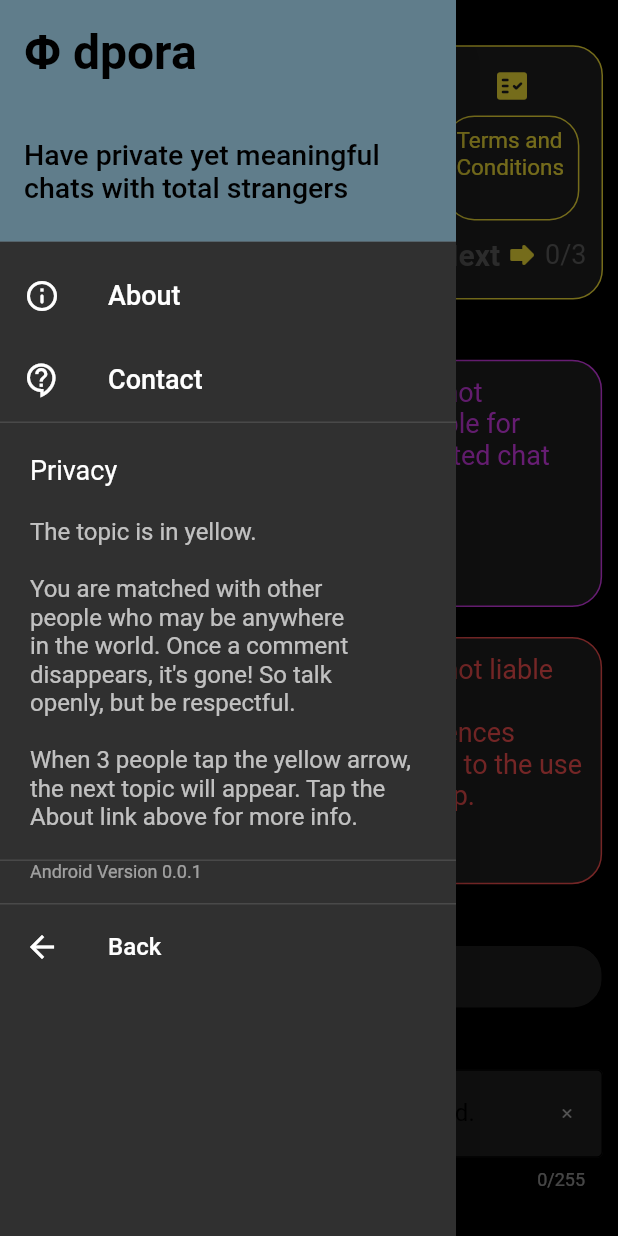
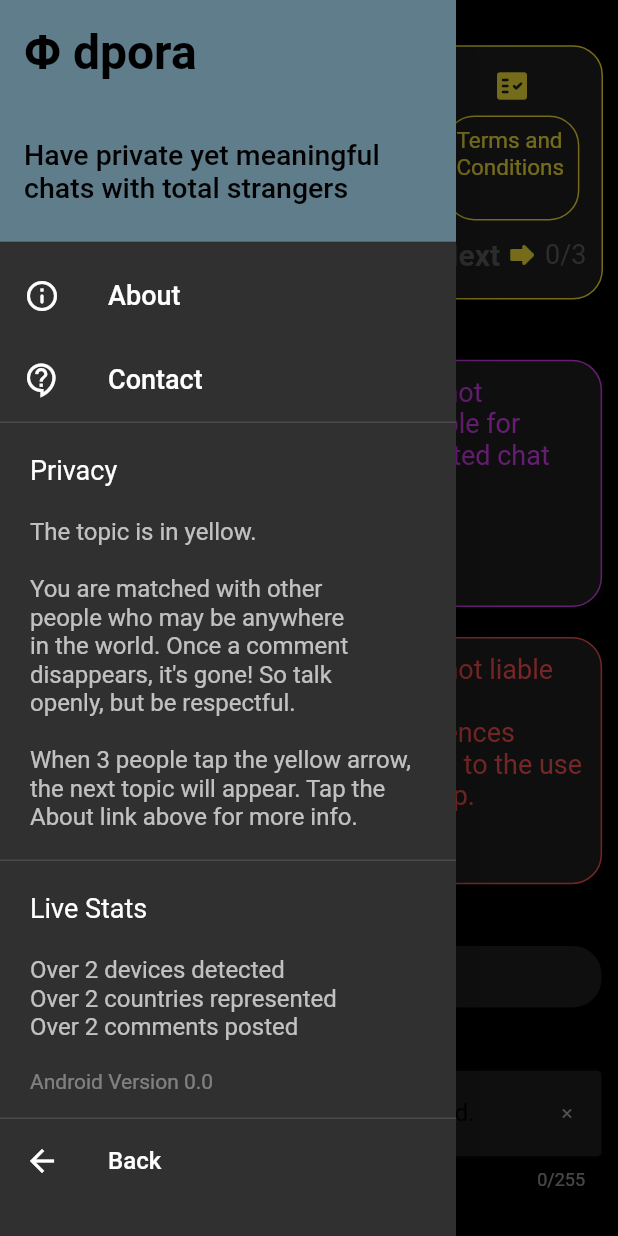
Before and after one commit to cosmobi/dpora, a Flutter app: the screen it shows after launch, in the side drawer, after a tap on the "share" icon, on a phone screen of 412 x 824 dp. Run offline on Flutter 3.47's test engine with Material 2 defaults, Android fonts, the phone set to English and light mode, and no system bars; our stand-ins replace connectivity, firebase_auth, firebase_core, firebase_database, share_plus; accounts and stored records are empty.

Commit message:
Next button changes stimulus after 3 taps, and added live stats

```diff
--- a/lib/local_import.dart
+++ b/lib/local_import.dart
@@ -32,6 +32,12 @@ final String copyright = 'Copyright © 2020-' + nowYear + ' dpora';
 // And use this as default timestamp
 int milliEpoch = nowDate.millisecondsSinceEpoch;
 
+// Live Stats gets their latest numbers from the DB
+int devicesDetected = 2;
+int countriesRepresented = 2;
+int commentsPosted = 2;
+double version = 0.0;
+
 // Set the opacity and duration for fading text
 double userOpacity = 1.0;
 double chatOpacity = 1.0;
@@ -63,11 +69,14 @@ List<int> triviaDeck = new List<int>.generate(totalTrivia, (i) => i + 1);
 List<int> stimuliDeck = new List<int>.generate(totalStimuli, (i) => i + 1);
 
 String categoryChoice = '';
-//new Icon categoryIcon = 'Icon.emoji_people_rounded';
 
 // Default stimulus text must be empty like this
 // so transitions between reloads are smoother
-String stimulusText = '';
+String stimulusContent = '';
+String nextStimulusContent = '';
+int stimulusStrikes = 0;
+String stimulusCategory = '';
+String stimulusInstructions = '';
 
 // These will hold the stimuli category instructions
 String instructAds = '';
@@ -120,6 +129,28 @@ int sMax = 1;
 
 // Classes below are for the serialization of
 // json-formatted data to and from the database
+
+class Stats {
+  final int comments;
+  final int countries;
+  final int devices;
+  final double version;
+
+  Stats(this.comments, this.countries, this.devices, this.version);
+
+  Stats.fromJson(Map<String, dynamic> json)
+      : comments = json['comments'],
+        countries = json['countries'],
+        devices = json['devices'],
+        version = json['version'];
+
+  Map<String, dynamic> toJson() => {
+        'comments': comments,
+        'countries': countries,
+        'devices': devices,
+        'version': version,
+      };
+}
 
 class Dporian {
   final int boots;
@@ -227,7 +258,7 @@ class Instruct {
       };
 }
 
-class Comments {
+class Content {
   final String blueContent;
   final int blueStrikes;
   final int blueTimestamp;
@@ -248,8 +279,12 @@ class Comments {
   final int redStrikes;
   final int redTimestamp;
   final bool redVacancy;
+  final String stimulusCategory;
+  final String stimulusContent;
+  final String stimulusInstructions;
+  final int stimulusStrikes;
 
-  Comments(
+  Content(
       this.blueContent,
       this.blueStrikes,
       this.blueTimestamp,
@@ -269,9 +304,13 @@ class Comments {
       this.redContent,
       this.redStrikes,
       this.redTimestamp,
-      this.redVacancy);
+      this.redVacancy,
+      this.stimulusCategory,
+      this.stimulusContent,
+      this.stimulusInstructions,
+      this.stimulusStrikes);
 
-  Comments.fromJson(Map<String, dynamic> json)
+  Content.fromJson(Map<String, dynamic> json)
       : blueContent = json['blue-content'],
         blueStrikes = json['blue-strikes'],
         blueTimestamp = json['blue-timestamp'],
@@ -291,7 +330,11 @@ class Comments {
         redContent = json['red-content'],
         redStrikes = json['red-strikes'],
         redTimestamp = json['red-timestamp'],
-        redVacancy = json['red-vacancy'];
+        redVacancy = json['red-vacancy'],
+        stimulusCategory = json['stimulus-category'],
+        stimulusContent = json['stimulus-content'],
+        stimulusInstructions = json['stimulus-instructions'],
+        stimulusStrikes = json['stimulus-strikes'];
 
   Map<String, dynamic> toJson() => {
         'blue-content': blueContent,
@@ -313,6 +356,10 @@ class Comments {
         'red-content': redContent,
         'red-strikes': redStrikes,
         'red-timestamp': redTimestamp,
-        'red-vacancy': redVacancy
+        'red-vacancy': redVacancy,
+        'stimulus-category': stimulusCategory,
+        'stimulus-content': stimulusContent,
+        'stimulus-instructions': stimulusInstructions,
+        'stimulus-strikes': stimulusStrikes
       };
 }
--- a/lib/main.dart
+++ b/lib/main.dart
@@ -100,7 +100,7 @@ final snackBarNewGroup = SnackBar(
     ),
   ),
   backgroundColor: Colors.yellow,
-  duration: const Duration(seconds: 2),
+  duration: const Duration(seconds: 4),
 );
 // alert user when attempting to post prematurely
 final snackBarWait2Post = SnackBar(
@@ -126,6 +126,30 @@ final snackBarNoInternet = SnackBar(
   backgroundColor: Colors.yellow,
   duration: const Duration(seconds: 30),
 );
+// alert user when stimulus was striked
+final snackBarStrikedStimulus = SnackBar(
+  content: const Text('Topic changes after 3 people hit Next.'),
+  shape: RoundedRectangleBorder(
+    borderRadius: BorderRadius.only(
+      topLeft: Radius.circular(10.0),
+      topRight: Radius.circular(10.0),
+    ),
+  ),
+  backgroundColor: Colors.yellow,
+  duration: const Duration(seconds: 4),
+);
+// alert user when stimulus was changed
+final snackBarNextStimulus = SnackBar(
+  content: const Text('We have a new topic!'),
+  shape: RoundedRectangleBorder(
+    borderRadius: BorderRadius.only(
+      topLeft: Radius.circular(10.0),
+      topRight: Radius.circular(10.0),
+    ),
+  ),
+  backgroundColor: Colors.yellow,
+  duration: const Duration(seconds: 4),
+);
 
 // Circular process indicator while registering users
 showAlertDialog(BuildContext context) {
@@ -190,6 +214,21 @@ class _DporaAppState extends State<DporaApp> {
       });
     }).catchError((onError) {
       print(onError);
+    });
+  }
+
+  // Keep the stats in the menu updated in realtime
+  void liveStats() {
+    firebaseRTDB.child('statistics').once().then((DataSnapshot snapshot) {
+      Map<String, dynamic> statMap =
+          new Map<String, dynamic>.from(snapshot.value);
+      var liveStatistics = Stats.fromJson(statMap);
+      setState(() {
+        commentsPosted = liveStatistics.comments;
+        countriesRepresented = liveStatistics.countries;
+        devicesDetected = liveStatistics.devices;
+        version = liveStatistics.version;
+      });
     });
   }
 
@@ -251,7 +290,11 @@ class _DporaAppState extends State<DporaApp> {
           'red-content': '',
           'red-strikes': 0,
           'red-timestamp': milliEpoch,
-          'red-vacancy': true
+          'red-vacancy': true,
+          'stimulus-category': '',
+          'stimulus-content': 'What would you like to talk about?',
+          'stimulus-instructions': 'All about you',
+          'stimulus-strikes': 0
         }).then((_) {
           // update the vacancy status in vacancies node
           firebaseRTDB
@@ -353,6 +396,14 @@ class _DporaAppState extends State<DporaApp> {
       'bootstamp': milliEpoch,
       'color': 'black',
       'group': 'none'
+    }).then((_) {
+      // update the live stats for devices detected
+      firebaseRTDB
+          .child('statistics')
+          .update({'devices': devicesDetected + 1})
+          .catchError((onErrorGroups) {
+          print(onErrorGroups);
+      });
     }).catchError((onError) {
       print(onError);
     });
@@ -395,7 +446,7 @@ class _DporaAppState extends State<DporaApp> {
           new Map<String, dynamic>.from(snapshot.value);
       var stimulusDetails = Stimulus.fromJson(stimulusMap);
       setState(() {
-        stimulusText = stimulusDetails.stimulus;
+        nextStimulusContent = stimulusDetails.stimulus;
       });
     });
   }
@@ -422,6 +473,38 @@ class _DporaAppState extends State<DporaApp> {
         instructTrivia = categoryInstructions.trivia;
       });
     });
+  }
+
+  void strikedStimulus() {
+    if (stimulusStrikes > 1) {
+      // Show next stimulus content
+      firebaseRTDB.child('groups').child('$groupName').update({
+        'stimulus-category': '$categoryChoice',
+        'stimulus-content': '$nextStimulusContent',
+        'stimulus-instructions': '$instructStimulus',
+        'stimulus-strikes': 0
+      }).then((_) {
+        // show success
+        rootScaffoldMessengerKey.currentState
+            .showSnackBar(snackBarNextStimulus);
+      }).catchError((onErrorNext) {
+        print(onErrorNext);
+      });
+    } else {
+      // Increment the counter
+      int striked = stimulusStrikes + 1;
+      // Update DB
+      firebaseRTDB
+          .child('groups')
+          .child('$groupName')
+          .update({'stimulus-strikes': striked}).then((_) {
+        // show success
+        rootScaffoldMessengerKey.currentState
+            .showSnackBar(snackBarStrikedStimulus);
+      }).catchError((onErrorStriked) {
+        print(onErrorStriked);
+      });
+    }
   }
 
   void shuffleDecks() {
@@ -568,8 +651,8 @@ class _DporaAppState extends State<DporaApp> {
     }
   }
 
-// Relay all the chat activity
-  void getComments(groupID) {
+// Relay all the group content
+  void getContent(groupID) {
     firebaseRTDB
         .child('groups')
         .child('$groupID')
@@ -577,7 +660,7 @@ class _DporaAppState extends State<DporaApp> {
         .then((DataSnapshot snapshot) {
       Map<String, dynamic> groupMap =
           new Map<String, dynamic>.from(snapshot.value);
-      var groupDetails = Comments.fromJson(groupMap);
+      var groupDetails = Content.fromJson(groupMap);
       setState(() {
         blueContent = groupDetails.blueContent;
         blueStrikes = groupDetails.blueStrikes;
@@ -599,6 +682,10 @@ class _DporaAppState extends State<DporaApp> {
         redStrikes = groupDetails.redStrikes;
         redTimestamp = groupDetails.redTimestamp;
         redVacancy = groupDetails.redVacancy;
+        stimulusCategory = groupDetails.stimulusCategory;
+        stimulusContent = groupDetails.stimulusContent;
+        stimulusInstructions = groupDetails.stimulusInstructions;
+        stimulusStrikes = groupDetails.stimulusStrikes;
       });
     });
   }
@@ -704,6 +791,9 @@ class _DporaAppState extends State<DporaApp> {
     // Get slogans to show in menu drawer
     getSlogans();
 
+    // Get the latest stats to show in menu drawer
+    liveStats();
+
     // if already signed in...
     if (auth.currentUser != null) {
       // When users anonymously sign-in, here is some data captured:
@@ -717,13 +807,6 @@ class _DporaAppState extends State<DporaApp> {
       // Fetch user info
       getUser(auth.currentUser.uid);
 
-      // print(auth.currentUser.uid);
-      // print('userBoots = ' + userBoots.toString());
-      // print('userBootstamp = ' + userBootstamp.toString());
-      // print('userColorString = ' + userColorString);
-      // print('groupName = ' + groupName);
-      // print('registered = ' + registered);
-
       if (registered == false) {
         createUser(auth.currentUser.uid);
       }
@@ -734,7 +817,7 @@ class _DporaAppState extends State<DporaApp> {
       }
 
       if (groupName != '' && groupName != 'none') {
-        getComments(groupName);
+        getContent(groupName);
         // Assign comments to appropriate color boxes
         assignChatBoxes(userColorString);
       }
@@ -750,9 +833,9 @@ class _DporaAppState extends State<DporaApp> {
       // Choose a random stimulus
       randomStimulus();
     } else {
-      stimulusText =
+      stimulusContent =
           'Tap the yellow arrow button on the right to continue, and to accept these terms and conditions.';
-      instructStimulus = 'Terms and Conditions';
+      stimulusInstructions = 'Terms and Conditions';
       // This sets up the basic Terms and Conditions screen before login
       userColor = Colors.black; // to hide it
       tileTextLT = 'You must be 13 years old to use this app (dpora).';
@@ -901,48 +984,51 @@ About link above for more info.
                 child: Text.rich(
                   TextSpan(
                     children: <TextSpan>[
-                      // TextSpan(
-                      //   text: '\nLive Stats' + '\n\n',
-                      //   style: TextStyle(
-                      //     fontSize: 14,
-                      //     color: Colors.white,
-                      //   ),
-                      // ),
-                      // TextSpan(
-                      //   text: 'Over 100 devices detected' + '\n\n',
-                      //   style: TextStyle(
-                      //     fontSize: 12,
-                      //     color: Colors.white70,
-                      //   ),
-                      // ),
-                      // TextSpan(
-                      //   text: 'Over 10 countries represented' + '\n\n',
-                      //   style: TextStyle(
-                      //     fontSize: 12,
-                      //     color: Colors.white70,
-                      //   ),
-                      // ),
-                      // TextSpan(
-                      //   text: 'About 1000 posts per minute' + '\n\n',
-                      //   style: TextStyle(
-                      //     fontSize: 12,
-                      //     color: Colors.white70,
-                      //   ),
-                      // ),
                       TextSpan(
-                        text: platform + ' Version 0.0.1' + '\n',
+                        text: '\nLive Stats' + '\n\n',
                         style: TextStyle(
-                          fontSize: 12,
-                          color: Colors.white54,
+                          fontSize: 18,
+                          color: Colors.white,
                         ),
                       ),
-                      // TextSpan(
-                      //   text: '2021-03-14' + '\n',
-                      //   style: TextStyle(
-                      //     fontSize: 10,
-                      //     color: Colors.white54,
-                      //   ),
-                      // ),
+                      TextSpan(
+                        text: 'Over ' +
+                            devicesDetected.toString() +
+                            ' devices detected' +
+                            '\n',
+                        style: TextStyle(
+                          fontSize: 16,
+                          color: Colors.white70,
+                        ),
+                      ),
+                      TextSpan(
+                        text: 'Over ' +
+                            countriesRepresented.toString() +
+                            ' countries represented' +
+                            '\n',
+                        style: TextStyle(
+                          fontSize: 16,
+                          color: Colors.white70,
+                        ),
+                      ),
+                      TextSpan(
+                        text: 'Over ' +
+                            commentsPosted.toString() +
+                            ' comments posted' +
+                            '\n\n',
+                        style: TextStyle(
+                          fontSize: 16,
+                          color: Colors.white70,
+                        ),
+                      ),
+                      TextSpan(
+                        text:
+                            platform + ' Version ' + version.toString() + '\n',
+                        style: TextStyle(
+                          fontSize: 14,
+                          color: Colors.white38,
+                        ),
+                      ),
                     ],
                   ),
                 ),
@@ -1003,58 +1089,58 @@ About link above for more info.
   }
 
   // Show the appropriate icon for each stimuli category
-  Widget _icon(categoryChoice) {
-    if (categoryChoice == 'ads') {
+  Widget _icon(stimulusCategory) {
+    if (stimulusCategory == 'ads') {
       return Icon(
         Icons.local_offer_rounded,
         color: Colors.yellow,
       );
-    } else if (categoryChoice == 'debates') {
+    } else if (stimulusCategory == 'debates') {
       return Icon(
         Icons.gavel_rounded,
         color: Colors.yellow,
       );
-    } else if (categoryChoice == 'games') {
+    } else if (stimulusCategory == 'games') {
       return Icon(
         Icons.casino_rounded,
         color: Colors.yellow,
       );
-    } else if (categoryChoice == 'jokes') {
+    } else if (stimulusCategory == 'jokes') {
       return Icon(
         Icons.emoji_emotions_rounded,
         color: Colors.yellow,
       );
-    } else if (categoryChoice == 'news') {
+    } else if (stimulusCategory == 'news') {
       return Icon(
         Icons.speaker_notes_rounded,
         color: Colors.yellow,
       );
-    } else if (categoryChoice == 'passion') {
+    } else if (stimulusCategory == 'passion') {
       return Icon(
         Icons.thumbs_up_down_rounded,
         color: Colors.yellow,
       );
-    } else if (categoryChoice == 'personal') {
+    } else if (stimulusCategory == 'personal') {
       return Icon(
         Icons.emoji_people_rounded,
         color: Colors.yellow,
       );
-    } else if (categoryChoice == 'ponder') {
+    } else if (stimulusCategory == 'ponder') {
       return Icon(
         Icons.psychology_rounded,
         color: Colors.yellow,
       );
-    } else if (categoryChoice == 'proverbs') {
+    } else if (stimulusCategory == 'proverbs') {
       return Icon(
         Icons.history_edu_rounded,
         color: Colors.yellow,
       );
-    } else if (categoryChoice == 'quotes') {
+    } else if (stimulusCategory == 'quotes') {
       return Icon(
         Icons.format_quote_rounded,
         color: Colors.yellow,
       );
-    } else if (categoryChoice == 'share') {
+    } else if (stimulusCategory == 'share') {
       return Icon(
         Icons.group_rounded,
         color: Colors.yellow,
@@ -1075,8 +1161,8 @@ About link above for more info.
       // snackbar notice if no internet connection is found
       rootScaffoldMessengerKey.currentState.showSnackBar(snackBarNoInternet);
       setState(() {
-        stimulusText = 'Please turn on mobile data, WiFi or both.';
-        instructStimulus = 'Are you in Airplane Mode?';
+        stimulusContent = 'Please turn on mobile data, WiFi or both.';
+        stimulusInstructions = 'Are you in Airplane Mode?';
       });
     }
     return Container(
@@ -1118,12 +1204,13 @@ About link above for more info.
                   padding: EdgeInsets.zero, // need for alignment
                   tooltip: 'Share Topic',
                   onPressed: () {
-                    Share.share(stimulusText + ' \nΦ dpora.com',
-                        subject: instructStimulus);
+                    Share.share(stimulusContent + ' \nΦ dpora.com',
+                        subject: stimulusInstructions);
                   },
                 ),
               ),
-              // TODO: Add this later, somewhere else
+              // TODO: add Change Group feature later, when
+              // there are always a few live groups to switch to
               // child: IconButton(
               //   icon: Icon(
               //     Icons.threesixty_rounded,
@@ -1131,32 +1218,32 @@ About link above for more info.
               //   ),
               //   padding: EdgeInsets.zero, // need for alignment
               //   tooltip: 'New Group & Topic',
-              //   onPressed: () {}, // maybe just restart app? maybe using
-              //            //  https://pub.dev/packages/flutter_phoenix
+              //   onPressed: () {},
+              // //set dporian groupName to 'none' and update vacancies and group data
               // ),
-              SizedBox(
-                height: 20.0,
-                width: 20.0,
-                child: IconButton(
-                  icon: Icon(
-                    Icons.not_interested_rounded,
-                    color: iconColor,
-                  ),
-                  padding: EdgeInsets.zero, // need for alignment
-                  tooltip: 'Something is wrong!',
-                  onPressed: () {
-                    // up the flag counter for this stimulus
-                    // offensive material, spelling error, etc
-                  },
-                ),
-              ),
+              // SizedBox(
+              //   height: 20.0,
+              //   width: 20.0,
+              //   child: IconButton(
+              //     icon: Icon(
+              //       Icons.not_interested_rounded,
+              //       color: iconColor,
+              //     ),
+              //     padding: EdgeInsets.zero, // need for alignment
+              //     tooltip: 'Something is wrong!',
+              //     onPressed: () {
+              //       // TODO: stimulus is offensive, misspelled, incorrect, outdated,
+              //       // dumb, etc. The simpliest solution is to url over to a web form
+              //     },
+              //   ),
+              // ),
             ]),
         // Stimulus is displayed here
         Flexible(
           child: SingleChildScrollView(
             padding: EdgeInsets.fromLTRB(15.0, 5.0, 10.0, 5.0),
             child: Text(
-              stimulusText,
+              stimulusContent,
               style: TextStyle(
                 fontSize: textSize,
                 color: Colors.yellow, //yellowAccent is too bright
@@ -1169,7 +1256,7 @@ About link above for more info.
             mainAxisSize: MainAxisSize.max,
             mainAxisAlignment: MainAxisAlignment.spaceAround,
             children: [
-              _icon(categoryChoice), // Shows the appropriate icon
+              _icon(stimulusCategory), // Shows the appropriate icon
               Container(
                 padding: EdgeInsets.all(7.0),
                 decoration: BoxDecoration(
@@ -1180,7 +1267,7 @@ About link above for more info.
                 height: 70.0,
                 width: 90.0,
                 child: Text(
-                  instructStimulus,
+                  stimulusInstructions,
                   style: TextStyle(
                     // instructions text is 5 points smaller than stimulus text
                     fontSize: textSize - 5,
@@ -1214,6 +1301,7 @@ About link above for more info.
                         // if user is signed-in, shuffle all decks
                         // and therefore show a new stimulus
                         shuffleDecks();
+                        strikedStimulus();
                       } else {
                         // Otherwise, sign the user in anonymously
                         signInAnonymously();
@@ -1222,7 +1310,7 @@ About link above for more info.
                   ),
                 ),
                 Text(
-                  '0' + '/3', // no need for counter here, rather update from DB
+                  stimulusStrikes.toString() + '/3',
                   //
                   style: TextStyle(
                     fontSize: textSize - 2,
```
Also changed, not shown: notes/rules.json (added, +135 -0 lines), notes/rulesWOvals.json (deleted, +0 -26 lines), notes/rulesWvals.json (deleted, +0 -103 lines).
